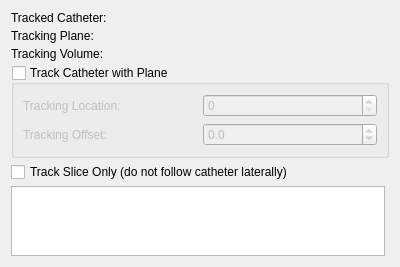
pengwg/vurtigo, file Plugins/CathTracking/CathTracking.ui: the form before one commit.
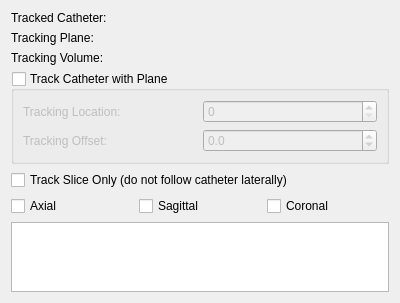
The form after the commit.

Diff of the .ui file:
```diff
--- a/Plugins/CathTracking/CathTracking.ui
+++ b/Plugins/CathTracking/CathTracking.ui
@@ -7,16 +7,13 @@
     <x>0</x>
     <y>0</y>
     <width>400</width>
-    <height>209</height>
+    <height>295</height>
    </rect>
   </property>
   <property name="windowTitle">
    <string>Form</string>
   </property>
   <layout class="QGridLayout" name="gridLayout">
-   <property name="spacing">
-    <number>4</number>
-   </property>
    <item row="0" column="0">
     <widget class="QLabel" name="label">
      <property name="text">
@@ -31,7 +28,14 @@
      </property>
     </widget>
    </item>
-   <item row="3" column="0" colspan="2">
+   <item row="2" column="0">
+    <widget class="QLabel" name="label_5">
+     <property name="text">
+      <string>Tracking Volume: </string>
+     </property>
+    </widget>
+   </item>
+   <item row="3" column="0">
     <widget class="QGroupBox" name="trackGroupBox">
      <property name="title">
       <string>Track Catheter with Plane</string>
@@ -82,25 +86,47 @@
     </widget>
    </item>
    <item row="4" column="0">
+    <layout class="QVBoxLayout" name="verticalLayout_2">
+     <item>
     <widget class="QCheckBox" name="sliceOnlyCheckBox">
      <property name="text">
       <string>Track Slice Only (do not follow catheter laterally)</string>
      </property>
     </widget>
    </item>
-   <item row="2" column="0">
-    <widget class="QLabel" name="label_5">
+     <item>
+      <layout class="QHBoxLayout" name="horizontalLayout">
+       <item>
+        <widget class="QCheckBox" name="axialCheck">
      <property name="text">
-      <string>Tracking Volume: </string>
+          <string>Axial</string>
      </property>
     </widget>
    </item>
-   <item row="5" column="0">
+       <item>
+        <widget class="QCheckBox" name="sagittalCheck">
+         <property name="text">
+          <string>Sagittal</string>
+         </property>
+        </widget>
+       </item>
+       <item>
+        <widget class="QCheckBox" name="coronalCheck">
+         <property name="text">
+          <string>Coronal</string>
+         </property>
+        </widget>
+       </item>
+      </layout>
+     </item>
+     <item>
     <widget class="QTextEdit" name="trackedPairs">
      <property name="readOnly">
       <bool>true</bool>
      </property>
     </widget>
+     </item>
+    </layout>
    </item>
   </layout>
  </widget>
```
Lines whose indentation alone changed are shown as unchanged.
